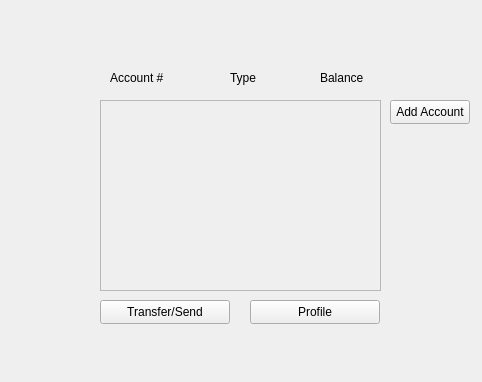
shwaygrr/cmz-banking, file forms/dashboardwindow.ui: the form before one commit.
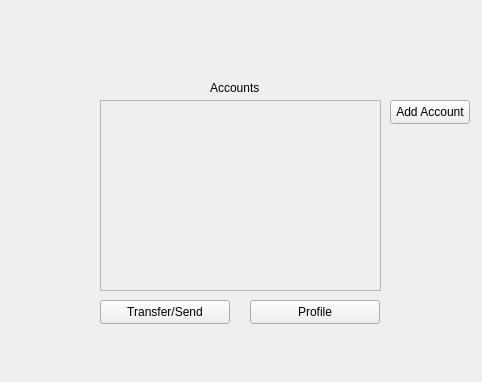
The form after the commit.

Commit message: Fixed some ui issues with sizing and inconsistent labels

The edit to the form file:
```diff
--- a/forms/dashboardwindow.ui
+++ b/forms/dashboardwindow.ui
@@ -43,40 +43,14 @@
    <widget class="QLabel" name="label_accountnumber">
     <property name="geometry">
      <rect>
-      <x>110</x>
-      <y>70</y>
+      <x>210</x>
+      <y>80</y>
       <width>61</width>
       <height>16</height>
      </rect>
     </property>
     <property name="text">
-     <string>Account #</string>
-    </property>
-   </widget>
-   <widget class="QLabel" name="label_type">
-    <property name="geometry">
-     <rect>
-      <x>230</x>
-      <y>70</y>
-      <width>61</width>
-      <height>16</height>
-     </rect>
-    </property>
-    <property name="text">
-     <string>Type</string>
-    </property>
-   </widget>
-   <widget class="QLabel" name="label_balance">
-    <property name="geometry">
-     <rect>
-      <x>320</x>
-      <y>70</y>
-      <width>61</width>
-      <height>16</height>
-     </rect>
-    </property>
-    <property name="text">
-     <string>Balance</string>
+     <string>Accounts</string>
     </property>
    </widget>
    <widget class="QScrollArea" name="scrollArea">
```
Left out of the diff: 4 changed lines with no effect on the pictures. The commit also changes 3 other files.
